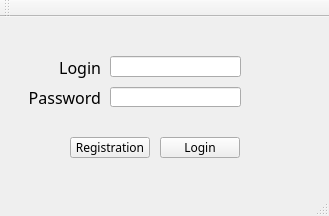
First picture: the form in loginplatform.ui, repository zZENiro/messengerZ, before the edit.
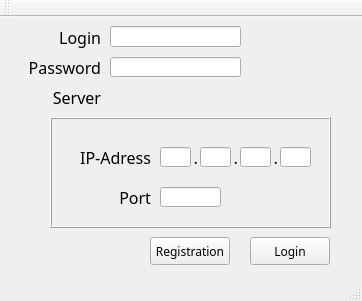
Second picture: the form after the edit.

Patch:
```diff
--- a/loginplatform.ui
+++ b/loginplatform.ui
@@ -6,15 +6,40 @@
    <rect>
     <x>0</x>
     <y>0</y>
-    <width>329</width>
-    <height>216</height>
+    <width>362</width>
+    <height>301</height>
    </rect>
   </property>
   <property name="windowTitle">
    <string>LoginPlatform</string>
   </property>
   <widget class="QWidget" name="centralWidget">
-   <widget class="QLabel" name="label">
+   <widget class="QLabel" name="LoginLbl">
+    <property name="geometry">
+     <rect>
+      <x>10</x>
+      <y>0</y>
+      <width>91</width>
+      <height>41</height>
+     </rect>
+    </property>
+    <property name="font">
+     <font>
+      <family>Microsoft YaHei UI Light</family>
+      <pointsize>12</pointsize>
+     </font>
+    </property>
+    <property name="text">
+     <string>Login</string>
+    </property>
+    <property name="alignment">
+     <set>Qt::AlignRight|Qt::AlignTrailing|Qt::AlignVCenter</set>
+    </property>
+    <property name="wordWrap">
+     <bool>true</bool>
+    </property>
+   </widget>
+   <widget class="QLabel" name="passLbl">
     <property name="geometry">
      <rect>
       <x>10</x>
@@ -30,31 +55,6 @@
      </font>
     </property>
     <property name="text">
-     <string>Login</string>
-    </property>
-    <property name="alignment">
-     <set>Qt::AlignRight|Qt::AlignTrailing|Qt::AlignVCenter</set>
-    </property>
-    <property name="wordWrap">
-     <bool>true</bool>
-    </property>
-   </widget>
-   <widget class="QLabel" name="label_2">
-    <property name="geometry">
-     <rect>
-      <x>10</x>
-      <y>60</y>
-      <width>91</width>
-      <height>41</height>
-     </rect>
-    </property>
-    <property name="font">
-     <font>
-      <family>Microsoft YaHei UI Light</family>
-      <pointsize>12</pointsize>
-     </font>
-    </property>
-    <property name="text">
      <string>Password</string>
     </property>
     <property name="alignment">
@@ -68,7 +68,7 @@
     <property name="geometry">
      <rect>
       <x>110</x>
-      <y>39</y>
+      <y>9</y>
       <width>131</width>
       <height>21</height>
      </rect>
@@ -87,7 +87,7 @@
     <property name="geometry">
      <rect>
       <x>110</x>
-      <y>70</y>
+      <y>40</y>
       <width>131</width>
       <height>20</height>
      </rect>
@@ -108,10 +108,10 @@
    <widget class="QPushButton" name="pushButton">
     <property name="geometry">
      <rect>
-      <x>160</x>
-      <y>120</y>
+      <x>250</x>
+      <y>220</y>
       <width>80</width>
-      <height>21</height>
+      <height>28</height>
      </rect>
     </property>
     <property name="font">
@@ -127,10 +127,10 @@
    <widget class="QPushButton" name="pushButton_2">
     <property name="geometry">
      <rect>
-      <x>70</x>
-      <y>120</y>
+      <x>150</x>
+      <y>220</y>
       <width>80</width>
-      <height>21</height>
+      <height>28</height>
      </rect>
     </property>
     <property name="font">
@@ -143,6 +143,282 @@
      <string>Registration</string>
     </property>
    </widget>
+   <widget class="QLabel" name="servLbl">
+    <property name="geometry">
+     <rect>
+      <x>10</x>
+      <y>60</y>
+      <width>91</width>
+      <height>41</height>
+     </rect>
+    </property>
+    <property name="font">
+     <font>
+      <family>Microsoft YaHei UI Light</family>
+      <pointsize>12</pointsize>
+     </font>
+    </property>
+    <property name="text">
+     <string>Server</string>
+    </property>
+    <property name="alignment">
+     <set>Qt::AlignRight|Qt::AlignTrailing|Qt::AlignVCenter</set>
+    </property>
+    <property name="wordWrap">
+     <bool>true</bool>
+    </property>
+   </widget>
+   <widget class="QFrame" name="frame">
+    <property name="geometry">
+     <rect>
+      <x>50</x>
+      <y>100</y>
+      <width>281</width>
+      <height>111</height>
+     </rect>
+    </property>
+    <property name="frameShape">
+     <enum>QFrame::Box</enum>
+    </property>
+    <property name="frameShadow">
+     <enum>QFrame::Raised</enum>
+    </property>
+    <widget class="QLabel" name="IP_lbl">
+     <property name="geometry">
+      <rect>
+       <x>10</x>
+       <y>20</y>
+       <width>91</width>
+       <height>41</height>
+      </rect>
+     </property>
+     <property name="font">
+      <font>
+       <family>Microsoft YaHei UI Light</family>
+       <pointsize>12</pointsize>
+      </font>
+     </property>
+     <property name="text">
+      <string>IP-Adress</string>
+     </property>
+     <property name="alignment">
+      <set>Qt::AlignRight|Qt::AlignTrailing|Qt::AlignVCenter</set>
+     </property>
+     <property name="wordWrap">
+      <bool>true</bool>
+     </property>
+    </widget>
+    <widget class="QLabel" name="port_lbl">
+     <property name="geometry">
+      <rect>
+       <x>10</x>
+       <y>60</y>
+       <width>91</width>
+       <height>41</height>
+      </rect>
+     </property>
+     <property name="font">
+      <font>
+       <family>Microsoft YaHei UI Light</family>
+       <pointsize>12</pointsize>
+      </font>
+     </property>
+     <property name="text">
+      <string>Port</string>
+     </property>
+     <property name="alignment">
+      <set>Qt::AlignRight|Qt::AlignTrailing|Qt::AlignVCenter</set>
+     </property>
+     <property name="wordWrap">
+      <bool>true</bool>
+     </property>
+    </widget>
+    <widget class="QLineEdit" name="ip_1st">
+     <property name="geometry">
+      <rect>
+       <x>110</x>
+       <y>30</y>
+       <width>31</width>
+       <height>20</height>
+      </rect>
+     </property>
+     <property name="font">
+      <font>
+       <family>Microsoft YaHei UI Light</family>
+       <pointsize>10</pointsize>
+      </font>
+     </property>
+     <property name="maxLength">
+      <number>3</number>
+     </property>
+     <property name="echoMode">
+      <enum>QLineEdit::Normal</enum>
+     </property>
+    </widget>
+    <widget class="QLineEdit" name="ip_2nd">
+     <property name="geometry">
+      <rect>
+       <x>150</x>
+       <y>30</y>
+       <width>31</width>
+       <height>20</height>
+      </rect>
+     </property>
+     <property name="font">
+      <font>
+       <family>Microsoft YaHei UI Light</family>
+       <pointsize>10</pointsize>
+      </font>
+     </property>
+     <property name="maxLength">
+      <number>3</number>
+     </property>
+     <property name="echoMode">
+      <enum>QLineEdit::Normal</enum>
+     </property>
+    </widget>
+    <widget class="QLineEdit" name="ip_3rd">
+     <property name="geometry">
+      <rect>
+       <x>190</x>
+       <y>30</y>
+       <width>31</width>
+       <height>20</height>
+      </rect>
+     </property>
+     <property name="font">
+      <font>
+       <family>Microsoft YaHei UI Light</family>
+       <pointsize>10</pointsize>
+      </font>
+     </property>
+     <property name="maxLength">
+      <number>3</number>
+     </property>
+     <property name="echoMode">
+      <enum>QLineEdit::Normal</enum>
+     </property>
+    </widget>
+    <widget class="QLineEdit" name="ip_4th">
+     <property name="geometry">
+      <rect>
+       <x>230</x>
+       <y>30</y>
+       <width>31</width>
+       <height>20</height>
+      </rect>
+     </property>
+     <property name="font">
+      <font>
+       <family>Microsoft YaHei UI Light</family>
+       <pointsize>10</pointsize>
+      </font>
+     </property>
+     <property name="maxLength">
+      <number>3</number>
+     </property>
+     <property name="echoMode">
+      <enum>QLineEdit::Normal</enum>
+     </property>
+    </widget>
+    <widget class="QLineEdit" name="passEdit_6">
+     <property name="geometry">
+      <rect>
+       <x>110</x>
+       <y>70</y>
+       <width>61</width>
+       <height>20</height>
+      </rect>
+     </property>
+     <property name="font">
+      <font>
+       <family>Microsoft YaHei UI Light</family>
+       <pointsize>10</pointsize>
+      </font>
+     </property>
+     <property name="maxLength">
+      <number>5</number>
+     </property>
+     <property name="echoMode">
+      <enum>QLineEdit::Normal</enum>
+     </property>
+    </widget>
+    <widget class="QLabel" name="dot1">
+     <property name="geometry">
+      <rect>
+       <x>132</x>
+       <y>20</y>
+       <width>16</width>
+       <height>41</height>
+      </rect>
+     </property>
+     <property name="font">
+      <font>
+       <family>Microsoft YaHei UI Light</family>
+       <pointsize>12</pointsize>
+      </font>
+     </property>
+     <property name="text">
+      <string>.</string>
+     </property>
+     <property name="alignment">
+      <set>Qt::AlignRight|Qt::AlignTrailing|Qt::AlignVCenter</set>
+     </property>
+     <property name="wordWrap">
+      <bool>true</bool>
+     </property>
+    </widget>
+    <widget class="QLabel" name="dot2">
+     <property name="geometry">
+      <rect>
+       <x>172</x>
+       <y>20</y>
+       <width>16</width>
+       <height>41</height>
+      </rect>
+     </property>
+     <property name="font">
+      <font>
+       <family>Microsoft YaHei UI Light</family>
+       <pointsize>12</pointsize>
+      </font>
+     </property>
+     <property name="text">
+      <string>.</string>
+     </property>
+     <property name="alignment">
+      <set>Qt::AlignRight|Qt::AlignTrailing|Qt::AlignVCenter</set>
+     </property>
+     <property name="wordWrap">
+      <bool>true</bool>
+     </property>
+    </widget>
+    <widget class="QLabel" name="dot3">
+     <property name="geometry">
+      <rect>
+       <x>212</x>
+       <y>20</y>
+       <width>16</width>
+       <height>41</height>
+      </rect>
+     </property>
+     <property name="font">
+      <font>
+       <family>Microsoft YaHei UI Light</family>
+       <pointsize>12</pointsize>
+      </font>
+     </property>
+     <property name="text">
+      <string>.</string>
+     </property>
+     <property name="alignment">
+      <set>Qt::AlignRight|Qt::AlignTrailing|Qt::AlignVCenter</set>
+     </property>
+     <property name="wordWrap">
+      <bool>true</bool>
+     </property>
+    </widget>
+   </widget>
   </widget>
   <widget class="QToolBar" name="mainToolBar">
    <attribute name="toolBarArea">
```
Left out of the diff: 4 changed lines with no effect on the pictures.
